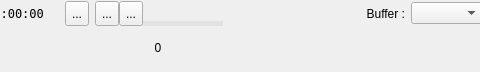
Before: the Qt Designer form resources/ui/patchbay_tools.ui in Houston4444/HoustonPatchbay, drawn with Qt 5; both pictures show x 214 to 694 and y 0 to 72 of the 1077 by 72 pixel window.
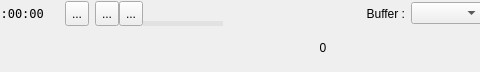
After: the same form once the commit is applied. Icons and pictures are not drawn. Custom widgets are drawn as their Qt base class.

Commit message: add hiddens indicator to tools widgets

```diff
--- a/resources/ui/patchbay_tools.ui
+++ b/resources/ui/patchbay_tools.ui
@@ -497,7 +497,7 @@
         <enum>Qt::Horizontal</enum>
        </property>
        <property name="sizeType">
-        <enum>QSizePolicy::Expanding</enum>
+        <enum>QSizePolicy::Preferred</enum>
        </property>
        <property name="sizeHint" stdset="0">
         <size>
@@ -507,6 +507,19 @@
        </property>
       </spacer>
      </item>
+     <item>
+      <spacer name="horizontalSpacer_11">
+       <property name="orientation">
+        <enum>Qt::Horizontal</enum>
+       </property>
+       <property name="sizeHint" stdset="0">
+        <size>
+         <width>40</width>
+         <height>20</height>
+        </size>
+       </property>
+      </spacer>
+     </item>
      <item>
       <widget class="ViewSelectorWidget" name="viewSelector" native="true"/>
      </item>
@@ -551,6 +564,9 @@
        <property name="orientation">
         <enum>Qt::Horizontal</enum>
        </property>
+       <property name="sizeType">
+        <enum>QSizePolicy::Expanding</enum>
+       </property>
        <property name="sizeHint" stdset="0">
         <size>
          <width>40</width>
@@ -577,6 +593,9 @@
        <property name="orientation">
         <enum>Qt::Horizontal</enum>
        </property>
+       <property name="sizeType">
+        <enum>QSizePolicy::Preferred</enum>
+       </property>
        <property name="sizeHint" stdset="0">
         <size>
          <width>0</width>
```
The commit also changes 3 other files.
